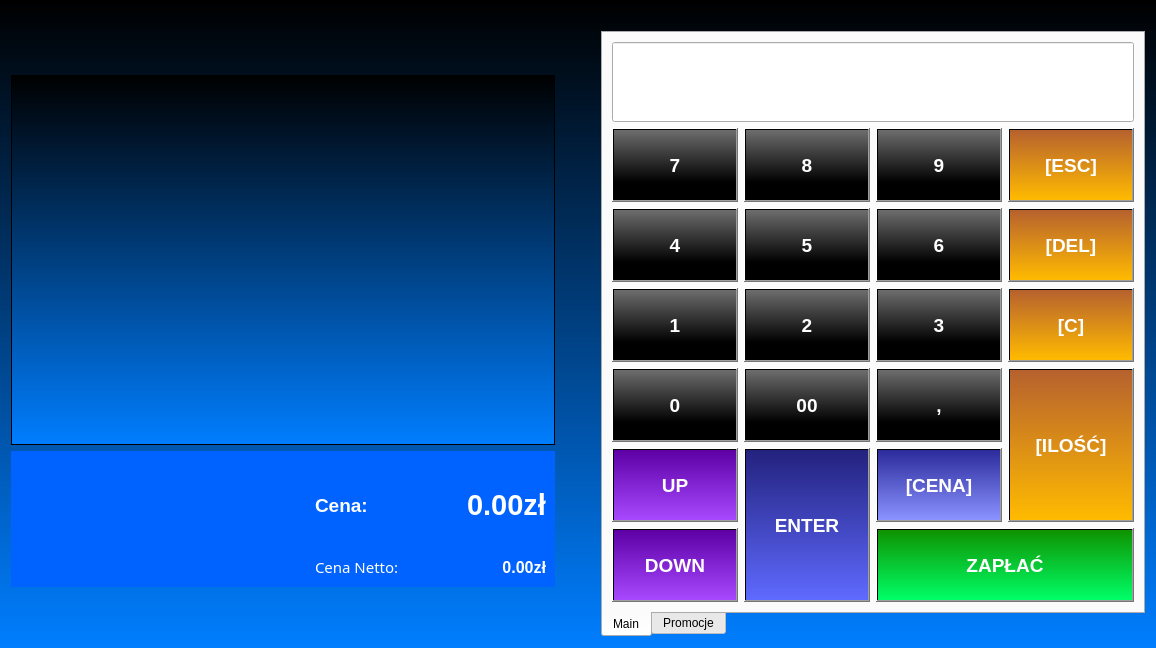
Filemon279/ProjektCpp, file ShoppedOUT/zakupy.ui: the form before one commit.
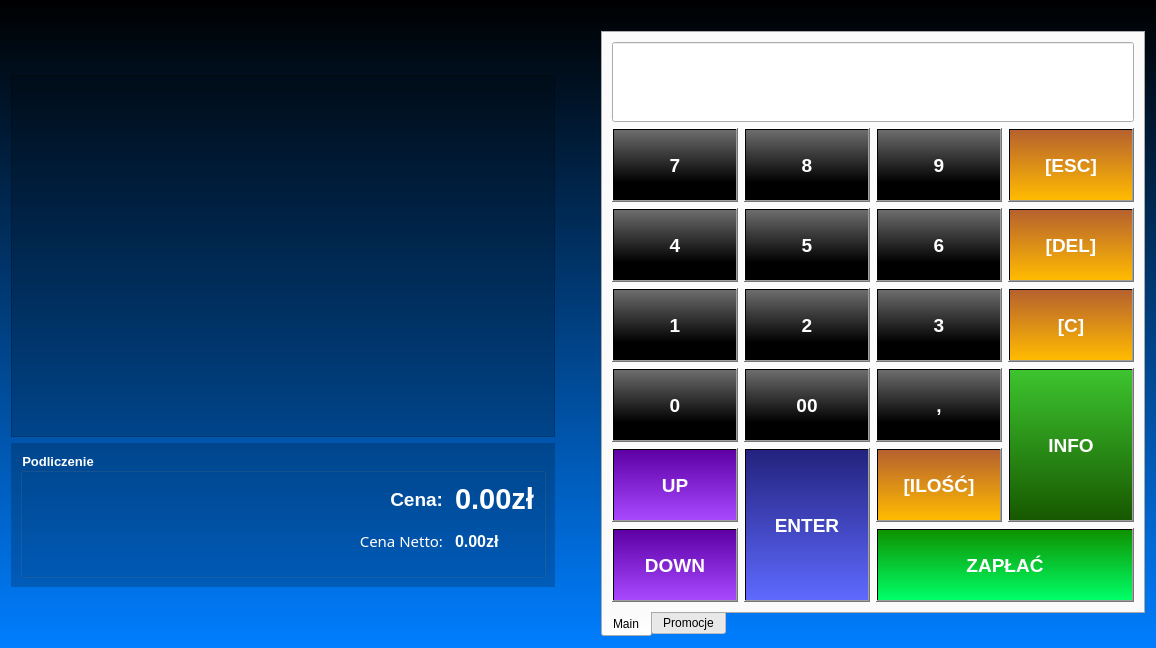
The form after the commit. Icons and pictures are not drawn.

```diff
--- a/ShoppedOUT/zakupy.ui
+++ b/ShoppedOUT/zakupy.ui
@@ -76,7 +76,7 @@
          </property>
          <property name="styleSheet">
           <string notr="true">gridline-color: white; 
-background-color: qlineargradient(spread:pad, x1:0, y1:0, x2:0, y2:1, stop:0 rgba(0, 0, 0, 255), stop:1 rgba(0, 126, 255, 255));
+background-color: rgba(0, 0, 0, 50);
 background-image: url(:/img/Img/white_40_small.png);
  background-repeat: no-repeat;
  background-position: center;
@@ -107,59 +107,46 @@
           </size>
          </property>
          <property name="styleSheet">
-          <string notr="true">background-color: rgb(0, 98, 255);</string>
+          <string notr="true">#widget{background-color: rgba(0, 0, 0, 50)}</string>
          </property>
          <layout class="QGridLayout" name="gridLayout_2">
-          <item row="1" column="1">
-           <widget class="QLabel" name="label_4">
-            <property name="text">
-             <string/>
-            </property>
-           </widget>
-          </item>
-          <item row="0" column="0">
-           <widget class="QLabel" name="label_6">
-            <property name="text">
-             <string/>
-            </property>
-           </widget>
-          </item>
-          <item row="1" column="0">
-           <widget class="QLabel" name="label">
-            <property name="sizePolicy">
-             <sizepolicy hsizetype="Preferred" vsizetype="Preferred">
-              <horstretch>0</horstretch>
-              <verstretch>0</verstretch>
-             </sizepolicy>
-            </property>
-            <property name="minimumSize">
-             <size>
-              <width>0</width>
-              <height>50</height>
-             </size>
-            </property>
-            <property name="baseSize">
-             <size>
-              <width>0</width>
-              <height>0</height>
-             </size>
+          <item row="0" column="0" colspan="2">
+           <widget class="QGroupBox" name="groupBox">
+            <property name="font">
+             <font>
+              <family>Arial</family>
+              <pointsize>10</pointsize>
+              <weight>75</weight>
+              <bold>true</bold>
+             </font>
             </property>
             <property name="styleSheet">
-             <string notr="true">border-image: url(:/img/Img/long_shoppedOUT_logo_white.png);</string>
+             <string notr="true">color:white</string>
             </property>
-            <property name="text">
-             <string/>
+            <property name="title">
+             <string>Podliczenie</string>
             </property>
-           </widget>
-          </item>
-          <item row="2" column="0">
-           <widget class="QLabel" name="label_5">
-            <property name="text">
-             <string/>
-            </property>
-           </widget>
-          </item>
-          <item row="0" column="3" rowspan="3">
+            <layout class="QGridLayout" name="gridLayout_4">
+             <property name="horizontalSpacing">
+              <number>12</number>
+             </property>
+             <property name="verticalSpacing">
+              <number>0</number>
+             </property>
+             <item row="2" column="1">
+              <spacer name="horizontalSpacer">
+               <property name="orientation">
+                <enum>Qt::Horizontal</enum>
+               </property>
+               <property name="sizeHint" stdset="0">
+                <size>
+                 <width>40</width>
+                 <height>20</height>
+                </size>
+               </property>
+              </spacer>
+             </item>
+             <item row="1" column="3">
            <widget class="QLabel" name="label_Brutto">
             <property name="sizePolicy">
              <sizepolicy hsizetype="Minimum" vsizetype="Preferred">
@@ -186,16 +173,28 @@
              <string>0.00zł</string>
             </property>
             <property name="alignment">
-             <set>Qt::AlignRight|Qt::AlignTrailing|Qt::AlignVCenter</set>
+                <set>Qt::AlignLeading|Qt::AlignLeft|Qt::AlignVCenter</set>
             </property>
            </widget>
           </item>
-          <item row="3" column="3">
-           <widget class="QLabel" name="label_netto">
+             <item row="1" column="1" colspan="2">
+              <widget class="QLabel" name="label_2">
+               <property name="sizePolicy">
+                <sizepolicy hsizetype="Expanding" vsizetype="Minimum">
+                 <horstretch>0</horstretch>
+                 <verstretch>0</verstretch>
+                </sizepolicy>
+               </property>
+               <property name="minimumSize">
+                <size>
+                 <width>20</width>
+                 <height>0</height>
+                </size>
+               </property>
             <property name="font">
              <font>
               <family>Arial</family>
-              <pointsize>12</pointsize>
+                 <pointsize>14</pointsize>
               <weight>75</weight>
               <bold>true</bold>
              </font>
@@ -205,15 +204,21 @@
 </string>
             </property>
             <property name="text">
-             <string>0.00zł</string>
+                <string>Cena:</string>
             </property>
             <property name="alignment">
              <set>Qt::AlignRight|Qt::AlignTrailing|Qt::AlignVCenter</set>
             </property>
            </widget>
           </item>
-          <item row="3" column="2">
+             <item row="2" column="2">
            <widget class="QLabel" name="label_7">
+               <property name="sizePolicy">
+                <sizepolicy hsizetype="Expanding" vsizetype="Preferred">
+                 <horstretch>0</horstretch>
+                 <verstretch>0</verstretch>
+                </sizepolicy>
+               </property>
             <property name="font">
              <font>
               <family>FontAwesome</family>
@@ -228,26 +233,17 @@
             <property name="text">
              <string>Cena Netto:</string>
             </property>
-           </widget>
-          </item>
-          <item row="0" column="2" rowspan="3">
-           <widget class="QLabel" name="label_2">
-            <property name="sizePolicy">
-             <sizepolicy hsizetype="Maximum" vsizetype="Minimum">
-              <horstretch>0</horstretch>
-              <verstretch>0</verstretch>
-             </sizepolicy>
-            </property>
-            <property name="minimumSize">
-             <size>
-              <width>20</width>
-              <height>0</height>
-             </size>
-            </property>
+               <property name="alignment">
+                <set>Qt::AlignRight|Qt::AlignTrailing|Qt::AlignVCenter</set>
+               </property>
+              </widget>
+             </item>
+             <item row="2" column="3">
+              <widget class="QLabel" name="label_netto">
             <property name="font">
              <font>
               <family>Arial</family>
-              <pointsize>14</pointsize>
+                 <pointsize>12</pointsize>
               <weight>75</weight>
               <bold>true</bold>
              </font>
@@ -257,8 +253,49 @@
 </string>
             </property>
             <property name="text">
-             <string>Cena:</string>
-            </property>
+                <string>0.00zł</string>
+               </property>
+               <property name="alignment">
+                <set>Qt::AlignLeading|Qt::AlignLeft|Qt::AlignVCenter</set>
+               </property>
+              </widget>
+             </item>
+             <item row="2" column="0">
+              <widget class="QLabel" name="label">
+               <property name="sizePolicy">
+                <sizepolicy hsizetype="MinimumExpanding" vsizetype="Preferred">
+                 <horstretch>0</horstretch>
+                 <verstretch>0</verstretch>
+                </sizepolicy>
+               </property>
+               <property name="minimumSize">
+                <size>
+                 <width>0</width>
+                 <height>50</height>
+                </size>
+               </property>
+               <property name="baseSize">
+                <size>
+                 <width>0</width>
+                 <height>0</height>
+                </size>
+               </property>
+               <property name="styleSheet">
+                <string notr="true">border-image: url(:/img/Img/long_shoppedOUT_logo_white.png);</string>
+               </property>
+               <property name="text">
+                <string/>
+               </property>
+              </widget>
+             </item>
+            </layout>
+            <zorder>label_5</zorder>
+            <zorder>label_Brutto</zorder>
+            <zorder>label_2</zorder>
+            <zorder>label_7</zorder>
+            <zorder>label_netto</zorder>
+            <zorder>label</zorder>
+            <zorder>horizontalSpacer</zorder>
            </widget>
           </item>
          </layout>
@@ -951,43 +988,6 @@
              </property>
             </widget>
            </item>
-           <item row="5" column="2">
-            <widget class="QPushButton" name="pushButton_cena">
-             <property name="sizePolicy">
-              <sizepolicy hsizetype="Minimum" vsizetype="Preferred">
-               <horstretch>0</horstretch>
-               <verstretch>100</verstretch>
-              </sizepolicy>
-             </property>
-             <property name="minimumSize">
-              <size>
-               <width>0</width>
-               <height>70</height>
-              </size>
-             </property>
-             <property name="baseSize">
-              <size>
-               <width>0</width>
-               <height>0</height>
-              </size>
-             </property>
-             <property name="font">
-              <font>
-               <family>Arial</family>
-               <pointsize>14</pointsize>
-               <weight>75</weight>
-               <bold>true</bold>
-              </font>
-             </property>
-             <property name="styleSheet">
-              <string notr="true">background-color: qlineargradient(spread:pad, x1:0, y1:0, x2:0, y2:1, stop:0 rgba(44, 43, 156, 255), stop:1 rgba(138, 147, 255, 255));
-color:white;</string>
-             </property>
-             <property name="text">
-              <string>[CENA]</string>
-             </property>
-            </widget>
-           </item>
            <item row="4" column="2">
             <widget class="QPushButton" name="pushButton_przecinek">
              <property name="sizePolicy">
@@ -1100,7 +1100,7 @@
              </property>
             </widget>
            </item>
-           <item row="4" column="3" rowspan="2">
+           <item row="5" column="2">
             <widget class="QPushButton" name="pushButton_ilosc">
              <property name="sizePolicy">
               <sizepolicy hsizetype="Minimum" vsizetype="Preferred">
@@ -1137,6 +1137,31 @@
              </property>
             </widget>
            </item>
+           <item row="4" column="3" rowspan="2">
+            <widget class="QPushButton" name="pushButton">
+             <property name="sizePolicy">
+              <sizepolicy hsizetype="Minimum" vsizetype="Expanding">
+               <horstretch>0</horstretch>
+               <verstretch>0</verstretch>
+              </sizepolicy>
+             </property>
+             <property name="font">
+              <font>
+               <family>Arial</family>
+               <pointsize>14</pointsize>
+               <weight>75</weight>
+               <bold>true</bold>
+              </font>
+             </property>
+             <property name="styleSheet">
+              <string notr="true">color:white;
+background-color: qlineargradient(spread:pad, x1:0, y1:0, x2:0, y2:1, stop:0 rgba(61, 196, 47, 255), stop:1 rgba(23, 88, 0, 255));</string>
+             </property>
+             <property name="text">
+              <string>INFO</string>
+             </property>
+            </widget>
+           </item>
           </layout>
          </widget>
          <widget class="QWidget" name="promocje_tab">
```
Lines whose indentation alone changed are shown as unchanged.
